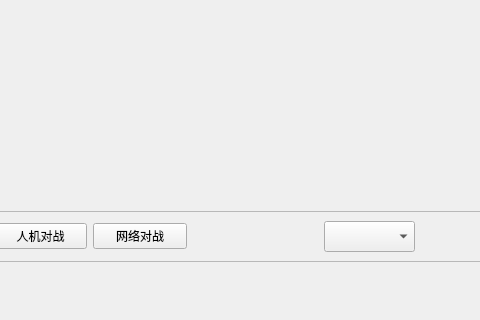
Before: the Qt Designer form chessform.ui in 1551304314/liuziqi1, drawn with Qt 5; both pictures show x 186 to 666 and y 659 to 979 of the 1185 by 979 pixel window.
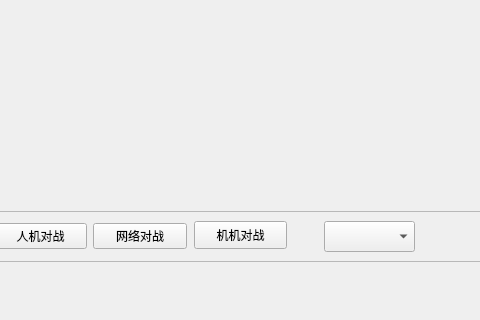
After: the same form once the commit is applied.

Patch:
```diff
--- a/chessform.ui
+++ b/chessform.ui
@@ -108,6 +108,19 @@
      <string>重新游戏</string>
     </property>
    </widget>
+   <widget class="QPushButton" name="btn_cvc">
+    <property name="geometry">
+     <rect>
+      <x>350</x>
+      <y>10</y>
+      <width>93</width>
+      <height>28</height>
+     </rect>
+    </property>
+    <property name="text">
+     <string>机机对战</string>
+    </property>
+   </widget>
   </widget>
   <widget class="QWidget" name="gridLayoutWidget">
    <property name="geometry">
```
